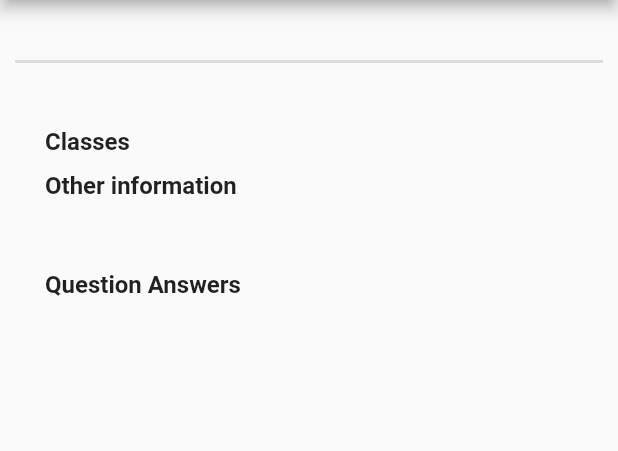
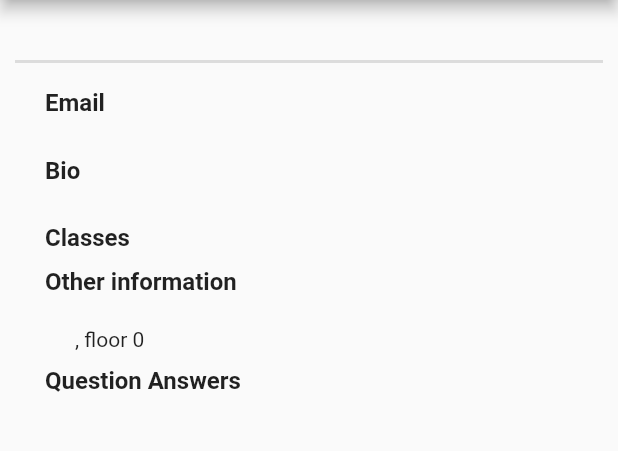
Before and after one commit to andrewdimmer/newhackwhothis2020, a Flutter app: the ProfilePage screen opened directly with empty values, on a phone screen of 412 x 824 dp, the part 84-535 px from its top. Run offline on Flutter 3.47's test engine with Material 2 defaults, Android fonts, the phone set to English and light mode, and no system bars.

Commit message:
fix(flutter): Profile Page Can Now Show Email for Matches

```diff
--- a/flutter/lib/Pages/Profile.dart
+++ b/flutter/lib/Pages/Profile.dart
@@ -6,8 +6,9 @@ import 'package:flutter/material.dart';
 class Profile extends StatelessWidget {
   final BioObject bio;
   final List<QAObject> questionsAndAnswers;
+  final bool showEmail;
 
-  Profile({this.bio, this.questionsAndAnswers});
+  Profile({this.bio, this.questionsAndAnswers, this.showEmail = false});
 
   @override
   Widget build(BuildContext context) {
@@ -21,7 +22,45 @@ class Profile extends StatelessWidget {
       ));
     }
 
-    return (Column(
+    List<Widget> getShowEmailAndBioArray() {
+      List<Widget> columnChildren = [];
+      if (showEmail) {
+        columnChildren = [
+          Text(
+            "Email",
+            style: TextStyle(fontSize: 16, fontWeight: FontWeight.bold),
+          ),
+          Padding(
+            padding: const EdgeInsets.fromLTRB(20, 0, 0, 10),
+            child: Text(
+              bio.email,
+            ),
+          ),
+        ];
+      }
+      columnChildren.addAll(
+        [
+          Text(
+            "Bio",
+            style: TextStyle(fontSize: 16, fontWeight: FontWeight.bold),
+          ),
+          Padding(
+            padding: const EdgeInsets.fromLTRB(20, 0, 0, 10),
+            child: Text(
+              bio.bio,
+            ),
+          ),
+          Text(
+            "Classes",
+            style: TextStyle(fontSize: 16, fontWeight: FontWeight.bold),
+          ),
+        ],
+      );
+      return columnChildren;
+    }
+
+    return (SingleChildScrollView(
+      child: Column(
         crossAxisAlignment: CrossAxisAlignment.start,
         children: [
           Center(
@@ -37,28 +76,19 @@ class Profile extends StatelessWidget {
             padding: const EdgeInsets.fromLTRB(20, 10, 0, 0),
             child: Column(
               crossAxisAlignment: CrossAxisAlignment.start,
-            children: [
-              Padding(
-                padding: const EdgeInsets.fromLTRB(0, 0, 0, 10),
-                child: Text(
-                  bio.bio,
-                ),
-              ),
-              Text(
-                "Classes",
-                style: TextStyle(fontSize: 16, fontWeight: FontWeight.bold),
-              ),
-            ],
+              children: getShowEmailAndBioArray(),
             ),
           ),
           Padding(
             padding: const EdgeInsets.fromLTRB(40, 0, 0, 0),
             child: Column(
               crossAxisAlignment: CrossAxisAlignment.start,
-              children: [
-                //Insert map of class list here
-              ],
-            )),
+              children: bio.classes
+                  .map((classInfo) =>
+                      Text(classInfo.dept + " " + classInfo.number.toString()))
+                  .toList(),
+            ),
+          ),
           Padding(
             padding: const EdgeInsets.fromLTRB(20, 0, 0, 0),
             child: Column(
@@ -72,16 +102,21 @@ class Profile extends StatelessWidget {
                   ),
                 ),
               ],
-            )),
+            ),
+          ),
           Padding(
             padding: const EdgeInsets.fromLTRB(40, 0, 0, 0),
             child: Column(
               crossAxisAlignment: CrossAxisAlignment.start,
               children: [
                 Text(bio.classLevel),
-                Text(bio.dorm.dorm),
+                Text(bio.dorm.dorm +
+                    (bio.dorm.floor != null
+                        ? (", floor " + bio.dorm.floor.toString())
+                        : "")),
               ],
-            )),
+            ),
+          ),
           Padding(
             padding: const EdgeInsets.fromLTRB(20, 0, 0, 0),
             child: Column(
@@ -95,14 +130,17 @@ class Profile extends StatelessWidget {
                   ),
                 ),
               ],
-            )),
+            ),
+          ),
           Padding(
             padding: const EdgeInsets.fromLTRB(40, 0, 0, 0),
             child: Column(
               crossAxisAlignment: CrossAxisAlignment.start,
               children: answerWidgets,
-            )),
+            ),
+          ),
         ],
+      ),
     ));
   }
 }
--- a/flutter/lib/Widgets/Contact.dart
+++ b/flutter/lib/Widgets/Contact.dart
@@ -70,6 +70,7 @@ class ProfilePage extends StatelessWidget {
         child: Profile(
           bio: bio,
           questionsAndAnswers: answers,
+          showEmail: true,
         ),
       ),
     );
```
Lines whose indentation alone changed are shown as unchanged.
